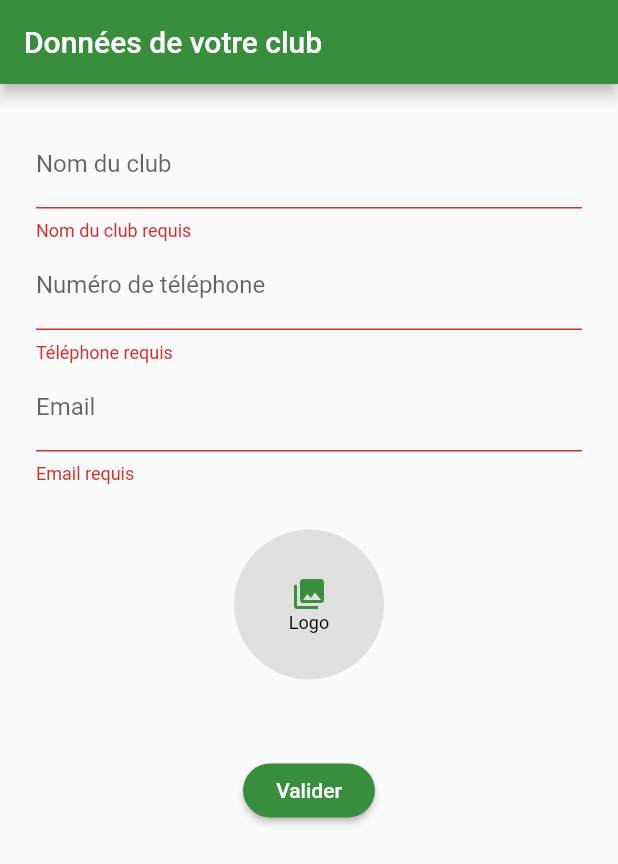
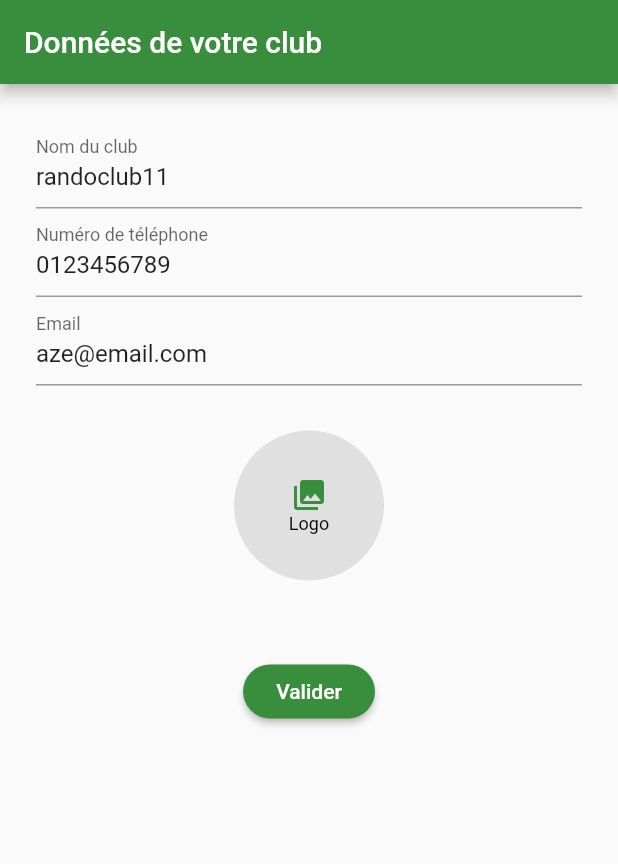
Before and after one commit to omarhaji080286/RandoClub, a Flutter app: the CreateClub screen opened directly, after a tap on "Valider", on a phone screen of 412 x 824 dp. Shown: the top 864 px of the screen. Run offline on Flutter 3.47's test engine with Material 2 defaults, Android fonts, the phone set to English and light mode, and no system bars; our stand-ins replace chopper, connectivity, firebase_auth, flutter_bloc, flutter_image_compress, flutter_spinkit and 7 more; accounts and stored records are empty; generated files the repository leaves out were written again; network calls fail.

Commit message:
profile selection Screen : club creation ok (TODO contact)

```diff
--- /dev/null
+++ b/lib/blocs/create_club_bloc/create_club_bloc.dart
@@ -0,0 +1,62 @@
+import 'dart:convert';
+
+import 'package:flutter_bloc/flutter_bloc.dart';
+import 'package:randoclub/blocs/create_club_bloc/create_club_event.dart';
+import 'package:randoclub/database/models/create_club_form.dart';
+import 'package:randoclub/database/models/user_model.dart';
+import 'package:randoclub/database/randoclub_database.dart';
+import 'package:randoclub/services/chopper_services/randoclub_api_service.dart';
+import 'package:randoclub/util/file_manager.dart';
+
+class CreateClubBloc extends Bloc<CreateClubEvent, CreateClubForm> {
+  @override
+  CreateClubForm get initialState => CreateClubForm(
+        clubName: 'name',
+        contactEmail: 'email',
+        contactPhone: 'phone',
+      );
+
+  @override
+  Stream<CreateClubForm> mapEventToState(CreateClubEvent event) async* {
+    User currentUser = await UserModel.getCurrentUser();
+
+    switch (event.eventType) {
+      case CreateClubEventType.createClubFormSubmitted:
+        CreateClubForm createClubForm = state;
+        if (event.createClubForm != null) {
+
+          print("CreateClubBloc - logo : ${event.createClubForm.logo.lengthSync()}");
+
+          try {
+            Map jsonRequest = {
+              'clubName': event.createClubForm.clubName,
+              'contactPhone': event.createClubForm.contactPhone,
+              'contactEmail': event.createClubForm.contactEmail,
+              'logoString' : FileManager.imageToString(event.createClubForm.logo),
+              'userId' : currentUser.userId
+            };
+
+            print("CreateClubBloc - jsonRequest : ${jsonRequest.toString()}");
+
+            Map<String, dynamic> jsonResponse =
+                (await RandoClubApiService.create()
+                        .createClub(json.encode(jsonRequest)))
+                    .body;
+
+            print("CreateClubBloc - jsonResponse : ${jsonResponse.toString()}");
+
+
+          } catch (e) {
+            print("CreateClubBloc - Error creating club : ${e.toString()}");
+          }
+        }
+        yield createClubForm;
+        break;
+      default:
+        throw Exception('Event not found $event');
+    }
+  }
+
+
+
+}
--- /dev/null
+++ b/lib/blocs/create_club_bloc/create_club_event.dart
@@ -0,0 +1,15 @@
+import 'package:randoclub/database/models/create_club_form.dart';
+
+enum CreateClubEventType{createClubFormSubmitted}
+
+class CreateClubEvent {
+
+  CreateClubEventType eventType;
+  CreateClubForm createClubForm;
+
+  CreateClubEvent.createClubFormSubmitted(CreateClubForm createClubForm){
+    this.eventType = CreateClubEventType.createClubFormSubmitted;
+    this.createClubForm = createClubForm;
+  }
+
+}
--- a/lib/blocs/select_profile_bloc/select_profile_event.dart
+++ b/lib/blocs/select_profile_bloc/select_profile_event.dart
@@ -1,6 +1,7 @@
+
 import 'package:randoclub/database/randoclub_database.dart';
 
-enum EventType{organizerSelected, participantSelected}
+enum EventType{participantSelected}
 
 class SelectProfileEvent {
 
--- /dev/null
+++ b/lib/database/models/create_club_form.dart
@@ -0,0 +1,13 @@
+import 'dart:io';
+
+class CreateClubForm{
+
+  String clubName;
+  String contactPhone;
+  String contactEmail;
+  File logo;
+
+  CreateClubForm({this.clubName, this.contactPhone, this.contactEmail, this.logo});
+
+
+}
--- a/lib/database/models/user_model.dart
+++ b/lib/database/models/user_model.dart
@@ -1,7 +1,20 @@
+import 'package:firebase_auth/firebase_auth.dart';
+import 'package:randoclub/services/google_auth_service.dart';
+
+import '../randoclub_database.dart';
+
 class UserModel {
 
   static const int ORGANIZER = 1;
   static const int PARTICIPANT = 2;
   static const int ADMIN = 3;
 
+  static Future<User> getCurrentUser() async {
+    final db = RandoClubDataBase.getInstance();
+    UserDao userDao = UserDao(db);
+
+    FirebaseUser firebaseUser = await GoogleAuthService().getCurrentUser();
+    return await userDao.getUserByEmail(firebaseUser.email);
+  }
+
 }
--- a/lib/screens/create_club/create_club.dart
+++ b/lib/screens/create_club/create_club.dart
@@ -1,4 +1,11 @@
+import 'dart:io';
+
 import 'package:flutter/material.dart';
+import 'package:flutter_bloc/flutter_bloc.dart';
+import 'package:randoclub/blocs/create_club_bloc/create_club_bloc.dart';
+import 'package:randoclub/blocs/create_club_bloc/create_club_event.dart';
+import 'package:randoclub/database/models/create_club_form.dart';
+import 'package:randoclub/screens/create_club/create_club_components/club_logo_notification.dart';
 import 'package:randoclub/screens/create_club/create_club_components/club_logo_picker.dart';
 
 class CreateClub extends StatefulWidget {
@@ -7,15 +14,26 @@ class CreateClub extends StatefulWidget {
 }
 
 class _CreateClubState extends State<CreateClub> {
+  CreateClubBloc _createClubBloc;
+
   String _clubName;
   String _contactPhone;
   String _contactEmail;
+  File _logo;
 
   final GlobalKey<FormState> _formKey = GlobalKey<FormState>();
 
   @override
+  void initState() {
+    super.initState();
+    _createClubBloc = CreateClubBloc();
+  }
+
+  @override
   Widget build(BuildContext context) {
-    return Scaffold(
+    return BlocProvider<CreateClubBloc>(
+      create: (context) => _createClubBloc,
+      child: Scaffold(
         appBar: AppBar(
           title: Text('Données de votre club'),
         ),
@@ -29,10 +47,19 @@ class _CreateClubState extends State<CreateClub> {
                 _buildContactPhone(),
                 _buildContactEmail(),
                 SizedBox(height: 30.0),
-              ClubLogoPicker(),
+                NotificationListener(
+                  onNotification: (ClubLogoNotification notification) {
+                    setState(() {
+                      _logo = notification.logo;
+                    });
+                    return true;
+                  },
+                  child: ClubLogoPicker(),
+                ),
                 SizedBox(height: 50.0),
-              _buildSubmitButton(),
+                _buildSubmitButton(context),
               ],
+            ),
           ),
         ),
       ),
@@ -41,16 +68,17 @@ class _CreateClubState extends State<CreateClub> {
 
   Widget _buildClubName() {
     return TextFormField(
+      initialValue: 'randoclub11',
       decoration: InputDecoration(
         labelText: 'Nom du club',
       ),
-      validator: (String value){
-        if (value.isEmpty){
+      validator: (String value) {
+        if (value.isEmpty) {
           return 'Nom du club requis';
         }
         return null;
       },
-      onSaved: (String value){
+      onSaved: (String value) {
         _clubName = value;
       },
     );
@@ -58,20 +86,21 @@ class _CreateClubState extends State<CreateClub> {
 
   Widget _buildContactPhone() {
     return TextFormField(
+      initialValue: '0123456789',
       decoration: InputDecoration(
         labelText: 'Numéro de téléphone',
       ),
-      validator: (String value){
-        if (value.isEmpty){
+      validator: (String value) {
+        if (value.isEmpty) {
           return 'Téléphone requis';
         }
-        if (!RegExp(r'(^[0-9]{10}$)').hasMatch(value)){
+        if (!RegExp(r'(^[0-9]{10}$)').hasMatch(value)) {
           return 'Téléphone au format 0123456789';
         }
 
         return null;
       },
-      onSaved: (String value){
+      onSaved: (String value) {
         _contactPhone = value;
       },
     );
@@ -79,26 +108,28 @@ class _CreateClubState extends State<CreateClub> {
 
   Widget _buildContactEmail() {
     return TextFormField(
+      initialValue: 'aze@email.com',
       decoration: InputDecoration(
         labelText: 'Email',
       ),
-      validator: (String value){
-        if (value.isEmpty){
+      validator: (String value) {
+        if (value.isEmpty) {
           return 'Email requis';
         }
-        if (!RegExp(r"^[a-zA-Z0-9.a-zA-Z0-9.!#$%&'*+-/=?^_`{|}~]+@[a-zA-Z0-9]+\.[a-zA-Z]+")
-            .hasMatch(value)){
+        if (!RegExp(
+            r"^[a-zA-Z0-9.a-zA-Z0-9.!#$%&'*+-/=?^_`{|}~]+@[a-zA-Z0-9]+\.[a-zA-Z]+")
+            .hasMatch(value)) {
           return 'Email non valide';
         }
         return null;
       },
-      onSaved: (String value){
+      onSaved: (String value) {
         _contactEmail = value;
       },
     );
   }
 
-  Widget _buildSubmitButton() {
+  Widget _buildSubmitButton(BuildContext context) {
     return RaisedButton(
       child: Text(
         'Valider',
@@ -107,19 +138,26 @@ class _CreateClubState extends State<CreateClub> {
         ),
       ),
       onPressed: () {
-        if (!_formKey.currentState.validate()){
+        if (!_formKey.currentState.validate()) {
           return;
         }
         _formKey.currentState.save();
 
         createClub();
-
       },
     );
   }
 
-  void createClub(){
-    print("CreateClub - creating club");
+  void createClub() {
+
+    CreateClubForm createClubForm = CreateClubForm(
+      clubName: _clubName,
+      contactPhone: _contactPhone,
+      contactEmail: _contactEmail,
+      logo : _logo,
+    );
+
+    _createClubBloc.add(
+        CreateClubEvent.createClubFormSubmitted(createClubForm));
   }
-
 }
--- /dev/null
+++ b/lib/screens/create_club/create_club_components/club_logo_notification.dart
@@ -0,0 +1,12 @@
+import 'dart:io';
+
+import 'package:flutter/cupertino.dart';
+
+class ClubLogoNotification extends Notification{
+
+  File logo;
+
+  ClubLogoNotification({this.logo});
+
+
+}
--- a/lib/screens/create_club/create_club_components/club_logo_picker.dart
+++ b/lib/screens/create_club/create_club_components/club_logo_picker.dart
@@ -6,6 +6,7 @@ import 'package:flutter_image_compress/flutter_image_compress.dart';
 import 'package:image_cropper/image_cropper.dart';
 import 'package:image_picker/image_picker.dart';
 import 'package:path_provider/path_provider.dart' as path_provider;
+import 'package:randoclub/screens/create_club/create_club_components/club_logo_notification.dart';
 
 class ClubLogoPicker extends StatefulWidget {
   @override
@@ -49,6 +50,7 @@ class _ClubLogoPickerState extends State<ClubLogoPicker> {
 
     setState(() {
       _logo = result;
+      ClubLogoNotification(logo: _logo).dispatch(context);
       print('ClubLogoPicker - Logo size : ${_logo.lengthSync()}');
     });
   }
--- a/lib/screens/loading.dart
+++ b/lib/screens/loading.dart
@@ -1,7 +1,7 @@
 import 'package:firebase_auth/firebase_auth.dart';
 import 'package:flutter/material.dart';
 import 'package:flutter_spinkit/flutter_spinkit.dart';
-import 'package:randoclub/screens/drawer/screen_container.dart';
+import 'package:randoclub/screens/create_club/create_club.dart';
 import 'package:randoclub/screens/register/register.dart';
 import 'package:randoclub/services/google_auth_service.dart';
 
@@ -41,8 +41,10 @@ class _LoadingState extends State<Loading> {
       Navigator.pushReplacement(
           context, new MaterialPageRoute(builder: (context) => new Register()));
     } else {
+      //Navigator.pushReplacement(
+          //context, new MaterialPageRoute(builder: (context) => new ScreenContainer()));
       Navigator.pushReplacement(
-          context, new MaterialPageRoute(builder: (context) => new ScreenContainer()));
+          context, new MaterialPageRoute(builder: (context) => new CreateClub()));
     }
 
   }
--- a/lib/services/chopper_services/randoclub_api_service.dart
+++ b/lib/services/chopper_services/randoclub_api_service.dart
@@ -14,6 +14,12 @@ abstract class RandoClubApiService extends ChopperService {
   @Post(path: 'update_user.php')
   @multipart
   Future<Response> updateUser(
+      @Part('json_data') String jsonData,
+      );
+
+  @Post(path: 'create_club.php')
+  @multipart
+  Future<Response> createClub(
       @Part('json_data') String jsonData,
       );
 
--- a/lib/services/google_auth_service.dart
+++ b/lib/services/google_auth_service.dart
@@ -69,4 +69,8 @@ class GoogleAuthService {
       return null;
     }
   }
+
+
+
+
 }
--- /dev/null
+++ b/lib/util/file_manager.dart
@@ -0,0 +1,10 @@
+import 'dart:convert';
+import 'dart:io';
+
+class FileManager {
+
+  static String imageToString(File file){
+    return base64Encode(file.readAsBytesSync());
+  }
+
+}
```
Also changed, not shown: lib/blocs/create_club_bloc/create_club_bloc_delegate.dart (added, +24 -0 lines), lib/blocs/select_profile_bloc/select_profile_bloc.dart (+6 -5 lines), lib/database/models/club_contact_model.dart (added, +12 -0 lines), lib/database/models/club_model.dart (added, +17 -0 lines), lib/database/randoclub_database.dart (+45 -4 lines), lib/database/randoclub_database.g.dart, lib/services/chopper_services/randoclub_api_service.chopper.dart. Lines whose indentation alone changed are shown as unchanged.
